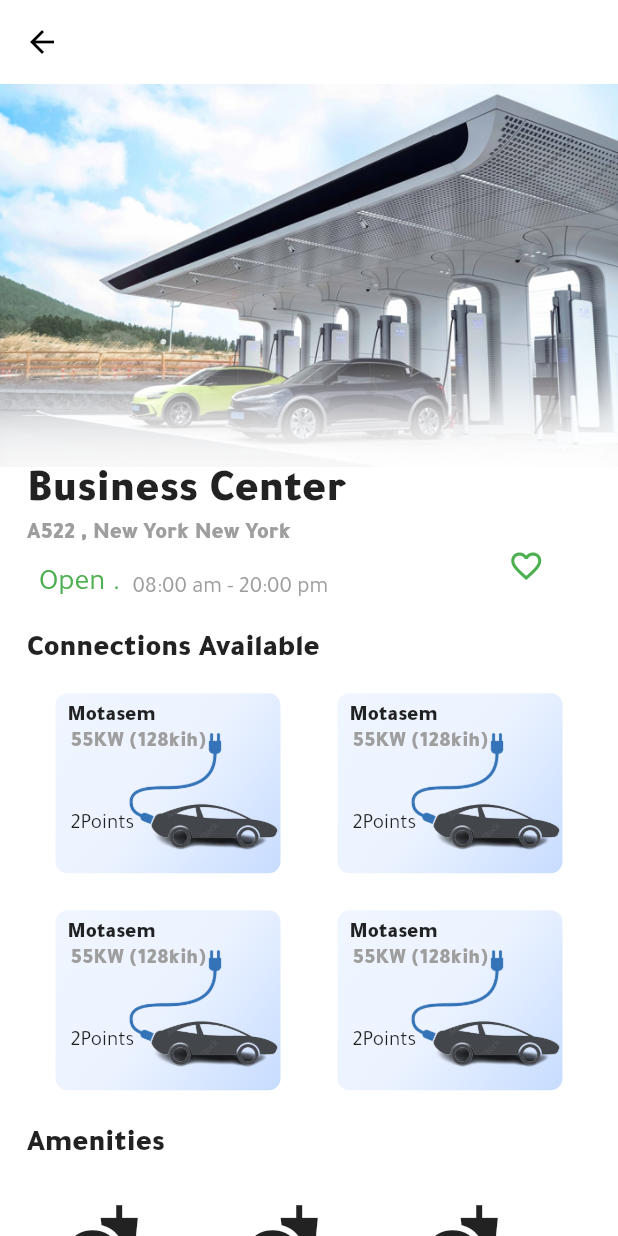
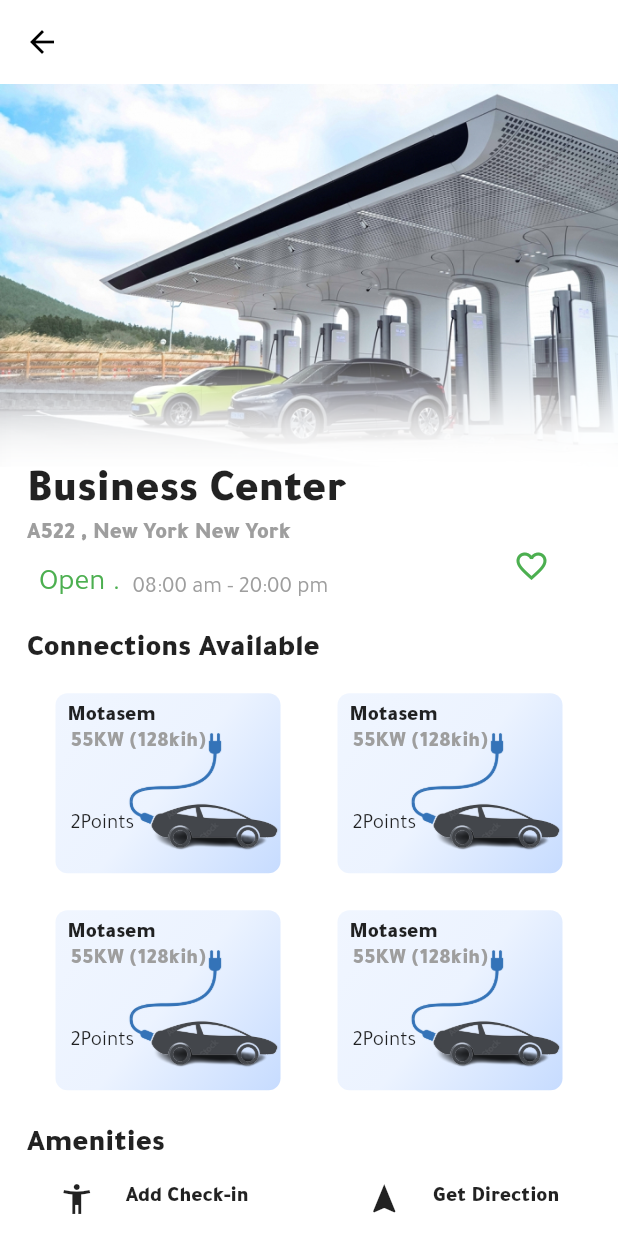
Before and after one commit to EVSpots-app/app.evspots, a Flutter app: the EvStationInfo screen opened directly, on a phone screen of 412 x 824 dp. Run offline on Flutter 3.47's test engine with Material 2 defaults, Android fonts, the light colour scheme and no system bars; our stand-ins replace carousel_slider, firebase_auth, firebase_core, geocoding, geolocator, google_maps_flutter and 7 more; missing offline and left inert: custom_info_window, flutter_google_places, flutter_polyline_points, gender_picker, google_maps_webservice, image_picker_for_web; accounts and stored records are empty; project files that could hold a hidden picture were left out.

Commit message:
03102022

```diff
--- a/lib/main.dart
+++ b/lib/main.dart
@@ -1,7 +1,6 @@
 import 'package:evspots/screens/consumer/home/all_consumer.dart';
 import 'package:evspots/screens/consumer/settings/consumer_settings.dart';
 import 'package:evspots/auth/splash_screen.dart';
-
 import 'package:evspots/themes/app_theme.dart';
 import 'package:firebase_core/firebase_core.dart';
 import 'package:flutter/material.dart';
--- a/lib/screens/ev_station/ev_station.dart
+++ b/lib/screens/ev_station/ev_station.dart
@@ -1,10 +1,12 @@
 import 'package:evspots/themes/app_color.dart';
 import 'package:evspots/themes/theme_model.dart';
+import 'package:evspots/widgets/ListTileWidgets.dart';
 import 'package:flutter/material.dart';
 import 'package:flutter/services.dart';
 import 'package:provider/provider.dart';
 import '../../widgets/home/ev_station/amenitiesCard.dart';
 import '../../widgets/home/ev_station/connectionsCard.dart';
+import 'add_check_in.dart';
 
 class EvStationInfo extends StatefulWidget {
   const EvStationInfo({Key? key}) : super(key: key);
@@ -16,8 +18,8 @@ class EvStationInfo extends StatefulWidget {
 class _EvStationInfoState extends State<EvStationInfo> {
   @override
   Widget build(BuildContext context) {
-    var width = MediaQuery.of(context).size.width;
-    var height = MediaQuery.of(context).size.height;
+    double width = MediaQuery.of(context).size.width;
+    double height = MediaQuery.of(context).size.height;
     return Consumer<ThemeModel>(
       builder: (context, ThemeModel themeNotifier, child) {
         return Scaffold(
@@ -86,7 +88,7 @@ class _EvStationInfoState extends State<EvStationInfo> {
                                 style:
                                 TextStyle(fontSize: 15, color: Colors.grey),
                               ),
-                              SizedBox(width: 120,),
+                              SizedBox(width: width*0.3,),
                               Icon(
                                 Icons.favorite_border,
                                 color: Colors.green,
@@ -159,14 +161,13 @@ class _EvStationInfoState extends State<EvStationInfo> {
                             crossAxisAlignment: CrossAxisAlignment.center,
                             children: [
                               SizedBox(
-                                height: 60,
-                                width: 60,
+                                height: height*0.073,
                                 child: ClipRRect(
                                     borderRadius: BorderRadius.circular(12),
                                     child: Image.asset('assets/images/pic1.jpg')),
                               ),
-                              const SizedBox(
-                                width: 20,
+                               SizedBox(
+                                width: width*0.04,
                               ),
                               Column(
                                 mainAxisAlignment: MainAxisAlignment.start,
@@ -207,8 +208,8 @@ class _EvStationInfoState extends State<EvStationInfo> {
                             child: Row(
                               children: [
                                 SizedBox(
-                                  height: 80,
-                                  width: 80,
+                                  height: height*0.1,
+                                  // width: 80,
                                   child: ClipRRect(
                                       borderRadius: BorderRadius.circular(12),
                                       child: Image.asset('assets/images/pic1.jpg')),
@@ -217,8 +218,8 @@ class _EvStationInfoState extends State<EvStationInfo> {
                                   width: width * 0.025,
                                 ),
                                 SizedBox(
-                                  height: 80,
-                                  width: 80,
+                                  height: height*0.1,
+
                                   child: ClipRRect(
                                       borderRadius: BorderRadius.circular(12),
                                       child: Image.asset('assets/images/pic1.jpg')),
@@ -227,8 +228,8 @@ class _EvStationInfoState extends State<EvStationInfo> {
                                   width: width * 0.025,
                                 ),
                                 SizedBox(
-                                  height: 80,
-                                  width: 80,
+                                  height: height*0.1,
+
                                   child: ClipRRect(
                                       borderRadius: BorderRadius.circular(12),
                                       child: Image.asset('assets/images/pic1.jpg')),
@@ -248,14 +249,14 @@ class _EvStationInfoState extends State<EvStationInfo> {
                             crossAxisAlignment: CrossAxisAlignment.center,
                             children: [
                               SizedBox(
-                                height: 60,
-                                width: 60,
+                                height: height*0.073,
+
                                 child: ClipRRect(
                                     borderRadius: BorderRadius.circular(12),
                                     child: Image.asset('assets/images/pic1.jpg')),
                               ),
-                              const SizedBox(
-                                width: 20,
+                               SizedBox(
+                                width: width*0.04,
                               ),
                               Column(
                                 mainAxisAlignment: MainAxisAlignment.start,
@@ -297,6 +298,39 @@ class _EvStationInfoState extends State<EvStationInfo> {
               ],
             ),
           ),
+          bottomNavigationBar: Container(
+            height: height*0.06,
+            width: width,
+            child: Row(
+              mainAxisAlignment: MainAxisAlignment.spaceAround,
+              children: [
+                InkWell(
+                  child: Row(
+                    children: [
+                      Icon(Icons.accessibility_new),
+                      SizedBox(width: width*0.05,),
+                      Text('Add Check-in',style: TextStyle(fontWeight: FontWeight.bold),),
+                    ],
+                  ),
+                  onTap: (){Navigator.push(
+                    context,
+                    MaterialPageRoute(
+                        builder: (context) => const AddCheckIn()),
+                  );},
+                ),
+                InkWell(
+                  onTap: (){},
+                  child: Row(
+                    children: [
+                      Icon(Icons.navigation),
+                      SizedBox(width: width*0.05,),
+                      Text('Get Direction',style: TextStyle(fontWeight: FontWeight.bold),),
+                    ],
+                  ),
+                ),
+              ],
+            ),
+          ),
         );
       },
     );
--- a/lib/screens/map_screen/map_screen.dart
+++ b/lib/screens/map_screen/map_screen.dart
@@ -138,6 +138,7 @@ class CustomTextField extends StatelessWidget {
             decoration: InputDecoration(
               hintText: S.of(context).search,
               hintStyle:  TextStyle(
+                height: 4,
                 color: themeNotifier.isDark
                     ? AppColor.bodyColor
                     : AppColor.bodyColorDark,
@@ -145,7 +146,9 @@ class CustomTextField extends StatelessWidget {
               contentPadding: const EdgeInsets.only(
                   left: 10,
                   top: 10,
-                  bottom: 10),
+                  bottom: 10,
+                  right: 10
+              ),
               fillColor: Colors.white,
               // filled: true,
               // prefixIcon: IconButton(
--- a/lib/themes/app_color.dart
+++ b/lib/themes/app_color.dart
@@ -11,7 +11,7 @@ class AppColor {
   static Color mainColor= const Color (0xffFFFB5E);
   static Color secColor= const Color (0xff000000);
 
-  static Color bodyColor = const Color(0xf5ffffff);
+  static Color bodyColor = const Color(0xffffffff);
   static Color bodyColorDark = const Color(0xb82a2a2a);
 
   static Color buttonBackgroundColor = const Color(0xff1fd57e);
--- a/lib/widgets/AppBar.dart
+++ b/lib/widgets/AppBar.dart
@@ -23,6 +23,7 @@ class _MyAppBarState extends State<MyAppBar> {
     return Consumer<ThemeModel>(
         builder: (context, ThemeModel themeNotifier, child) {
       return AppBar(
+        centerTitle: true,
         title: Text(
           S.of(context).evspots,
           style: TextStyle(
```
Also changed, not shown: lib/screens/ev_station/add_check_in.dart (added, +135 -0 lines), lib/screens/favorite/favorite_screen.dart (added, +180 -0 lines), lib/screens/main_page.dart (+19 -15 lines), lib/screens/map_screen/enroute_screen.dart (added, +120 -0 lines), assets/images/ev_addCheck-in.png (added).
